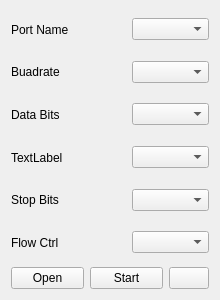
Above: MotionViewer/ndicomm.ui from thinkexist1989/MotionViewer before the change. Below: the same form after it.
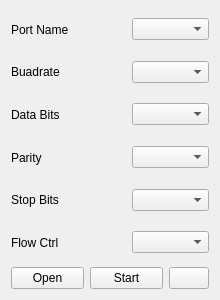
That is the form after the change. Icons and pictures are not drawn.

The edit to the form file:
```diff
--- a/MotionViewer/ndicomm.ui
+++ b/MotionViewer/ndicomm.ui
@@ -158,7 +158,7 @@
         </sizepolicy>
        </property>
        <property name="text">
-        <string>TextLabel</string>
+        <string>Parity</string>
        </property>
       </widget>
      </item>
```
